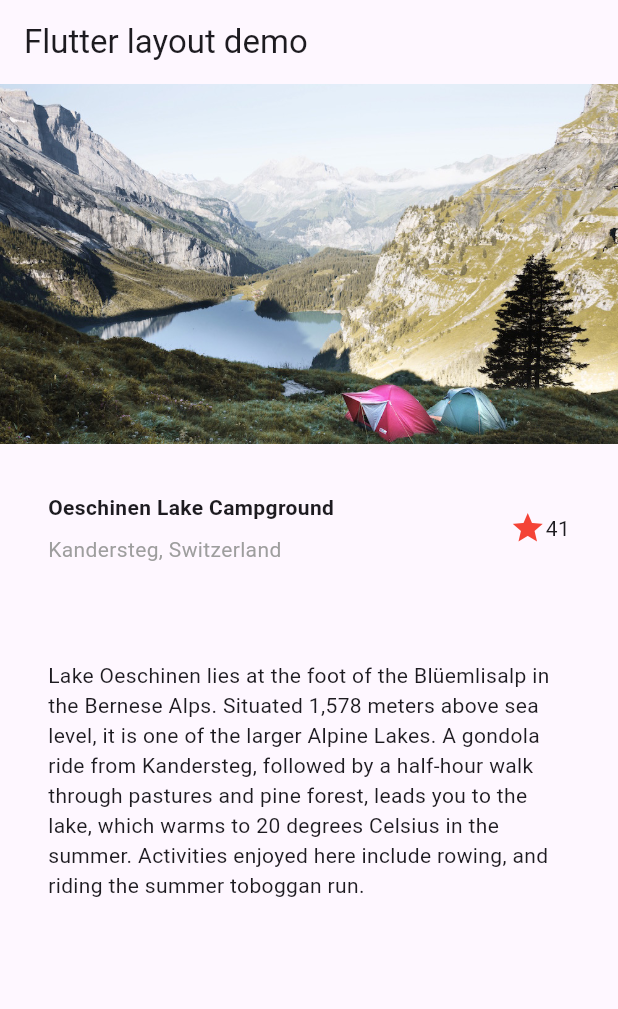
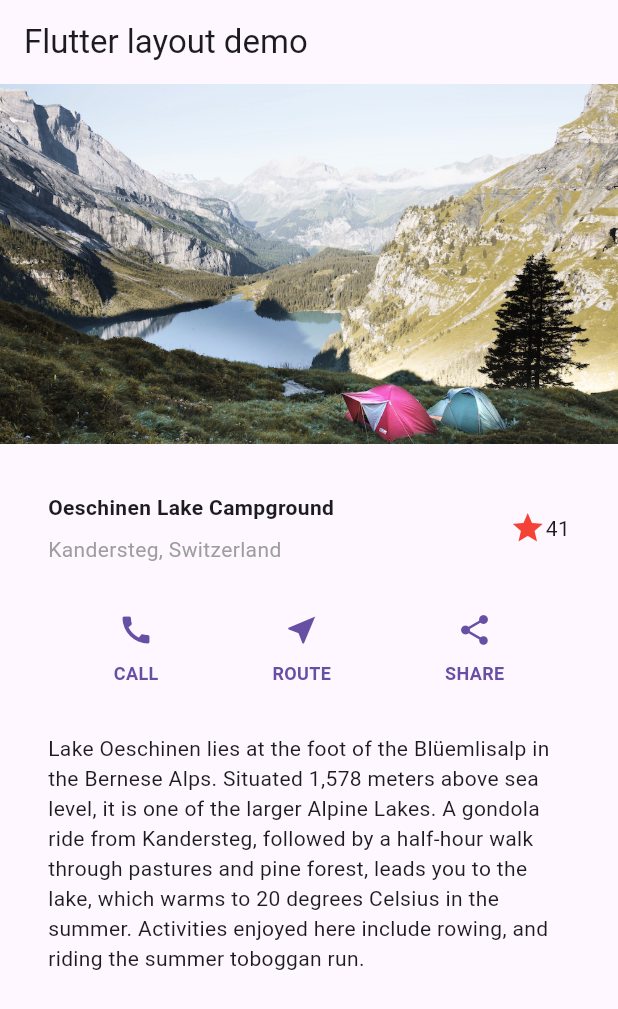
Before and after one commit to yecao0118/Mobile_app_dev, a Flutter app: the screen it shows after launch, on a phone screen of 412 x 824 dp. Shown: the top 1009 px of the screen. Run offline on Flutter 3.47's test engine with Material 3 defaults, Android fonts, the light colour scheme and no system bars; our stand-ins replace camera.

Commit message:
exercise3 version2

```diff
--- a/exercises/exercise3/lib/main.dart
+++ b/exercises/exercise3/lib/main.dart
@@ -6,25 +6,29 @@ class MyApp extends StatelessWidget {
   const MyApp({super.key});
 
   @override
-   Widget build(BuildContext context) {
+  Widget build(BuildContext context) {
     const String appTitle = 'Flutter layout demo';
     return MaterialApp(
       title: appTitle,
       home: Scaffold(
         appBar: AppBar(
-          title: const Text(appTitle),
+          title: const Text(appTitle), // App title displayed in the app bar
         ),
         body: const SingleChildScrollView(
           child: Column(
             children: [
+              // Section displaying an image
               ImageSection(
                 image: 'images/lake.jpg',
               ),
+              // Section displaying the title and location
               TitleSection(
                 name: 'Oeschinen Lake Campground',
                 location: 'Kandersteg, Switzerland',
               ),
+              // Section with action buttons
               ButtonSection(),
+              // Section with descriptive text
               TextSection(
                 description:
                 'Lake Oeschinen lies at the foot of the Blüemlisalp in the '
@@ -34,7 +38,7 @@ class MyApp extends StatelessWidget {
                 'and pine forest, leads you to the lake, which warms to 20 '
                 'degrees Celsius in the summer. Activities enjoyed here '
                 'include rowing, and riding the summer toboggan run.',
-          ),
+              ),
             ],
           ),
         ),
@@ -43,6 +47,7 @@ class MyApp extends StatelessWidget {
   }
 }
 
+// Widget for displaying the title and location
 class TitleSection extends StatelessWidget {
   const TitleSection({
     super.key,
@@ -60,11 +65,10 @@ class TitleSection extends StatelessWidget {
       child: Row(
         children: [
           Expanded(
-            /*1*/
             child: Column(
               crossAxisAlignment: CrossAxisAlignment.start,
               children: [
-                /*2*/
+                // Displaying the title with bold text
                 Padding(
                   padding: const EdgeInsets.only(bottom: 8),
                   child: Text(
@@ -74,6 +78,7 @@ class TitleSection extends StatelessWidget {
                     ),
                   ),
                 ),
+                // Displaying the location with a grey color
                 Text(
                   location,
                   style: TextStyle(
@@ -83,18 +88,19 @@ class TitleSection extends StatelessWidget {
               ],
             ),
           ),
-          /*3*/
+          // Star icon with a red color
           Icon(
             Icons.star,
             color: Colors.red[500],
           ),
-          const Text('41'),
+          const Text('41'), // Number of likes or reviews
         ],
       ),
     );
   }
 }
 
+// Widget for displaying action buttons (CALL, ROUTE, SHARE)
 class ButtonSection extends StatelessWidget {
   const ButtonSection({super.key});
 
@@ -105,16 +111,19 @@ class ButtonSection extends StatelessWidget {
       child: Row(
         mainAxisAlignment: MainAxisAlignment.spaceEvenly,
         children: [
+          // Call button
           ButtonWithText(
             color: color,
             icon: Icons.call,
             label: 'CALL',
           ),
+          // Route button
           ButtonWithText(
             color: color,
             icon: Icons.near_me,
             label: 'ROUTE',
           ),
+          // Share button
           ButtonWithText(
             color: color,
             icon: Icons.share,
@@ -126,6 +135,7 @@ class ButtonSection extends StatelessWidget {
   }
 }
 
+// Widget for displaying an individual button with an icon and label
 class ButtonWithText extends StatelessWidget {
   const ButtonWithText({
     super.key,
@@ -141,11 +151,21 @@ class ButtonWithText extends StatelessWidget {
   @override
   Widget build(BuildContext context) {
     return Column(
-      // ···
+      mainAxisSize: MainAxisSize.min,
+      mainAxisAlignment: MainAxisAlignment.center,
+      children: [
+        Icon(icon, color: color), // Button icon
+        const SizedBox(height: 8), // Spacing between icon and text
+        Text(
+          label,
+          style: TextStyle(fontSize: 12, fontWeight: FontWeight.bold, color: color),
+        ),
+      ],
     );
   }
 }
 
+// Widget for displaying a text description
 class TextSection extends StatelessWidget {
   const TextSection({
     super.key,
@@ -160,12 +180,13 @@ class TextSection extends StatelessWidget {
       padding: const EdgeInsets.all(32),
       child: Text(
         description,
-        softWrap: true,
+        softWrap: true, // Ensures text wraps properly
       ),
     );
   }
 }
 
+// Widget for displaying an image
 class ImageSection extends StatelessWidget {
   const ImageSection({super.key, required this.image});
 
@@ -177,7 +198,7 @@ class ImageSection extends StatelessWidget {
       image,
       width: 600,
       height: 240,
-      fit: BoxFit.cover,
+      fit: BoxFit.cover, // Ensures the image fills the space properly
     );
   }
 }
```
